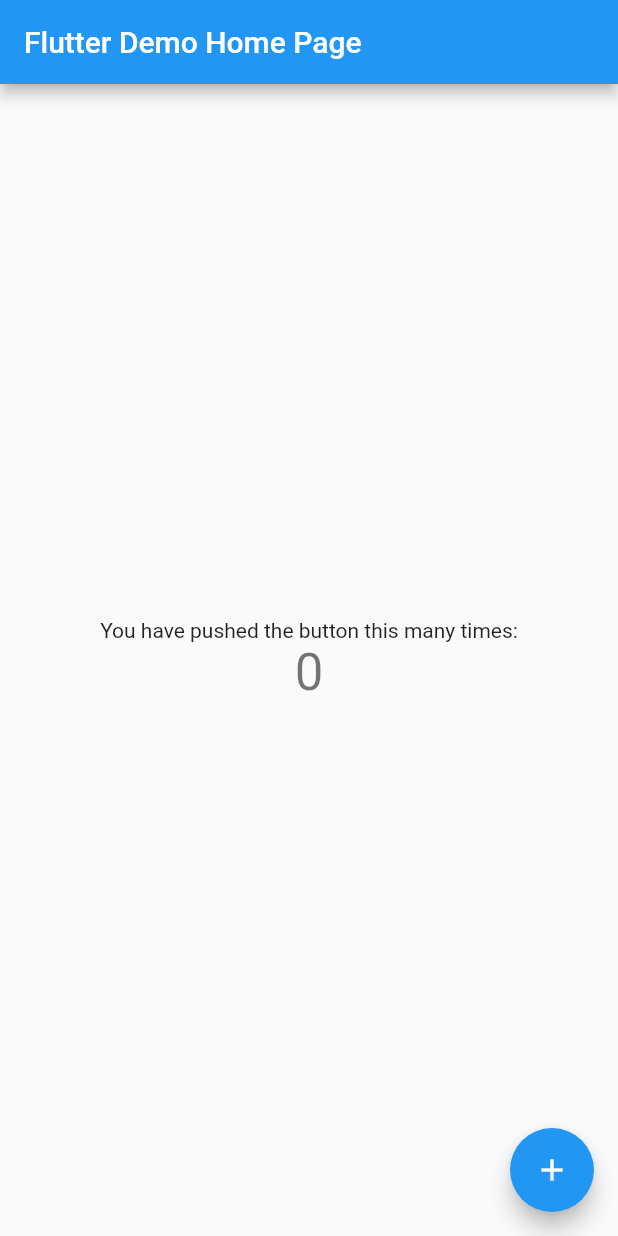
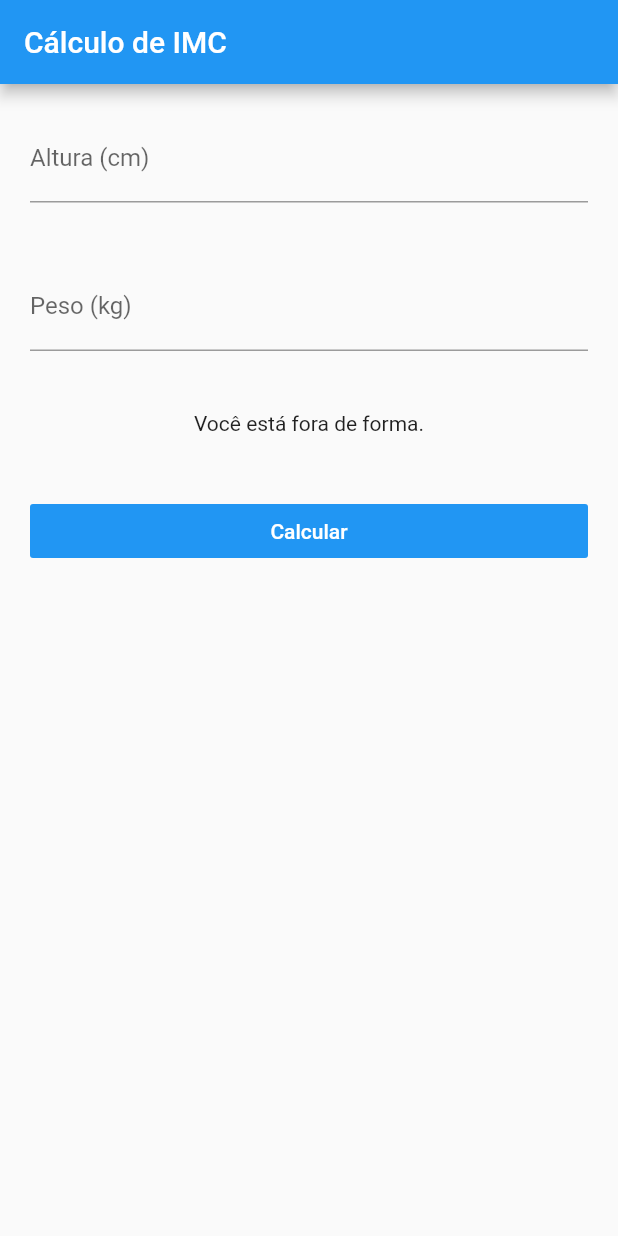
Before and after one commit to dmoitim/imc_flutter, a Flutter app: the screen it shows after launch, on a phone screen of 412 x 824 dp. Run offline on Flutter 3.47's test engine with Material 2 defaults, Android fonts, the phone set to English and light mode, and no system bars.

Commit message:
Criação da Home android do aplicativo

```diff
--- a/lib/main.dart
+++ b/lib/main.dart
@@ -1,111 +1,18 @@
 import 'package:flutter/material.dart';
+import 'package:imc_flutter/ui/android/pages/home.page.dart';
 
-void main() => runApp(MyApp());
+void main() => runApp(App());
 
-class MyApp extends StatelessWidget {
-  // This widget is the root of your application.
+class App extends StatelessWidget {
   @override
   Widget build(BuildContext context) {
     return MaterialApp(
-      title: 'Flutter Demo',
+      debugShowCheckedModeBanner: false,
+      title: 'IMC',
       theme: ThemeData(
-        // This is the theme of your application.
-        //
-        // Try running your application with "flutter run". You'll see the
-        // application has a blue toolbar. Then, without quitting the app, try
-        // changing the primarySwatch below to Colors.green and then invoke
-        // "hot reload" (press "r" in the console where you ran "flutter run",
-        // or simply save your changes to "hot reload" in a Flutter IDE).
-        // Notice that the counter didn't reset back to zero; the application
-        // is not restarted.
         primarySwatch: Colors.blue,
       ),
-      home: MyHomePage(title: 'Flutter Demo Home Page'),
+      home: HomePage(),
     );
   }
 }
-
-class MyHomePage extends StatefulWidget {
-  MyHomePage({Key key, this.title}) : super(key: key);
-
-  // This widget is the home page of your application. It is stateful, meaning
-  // that it has a State object (defined below) that contains fields that affect
-  // how it looks.
-
-  // This class is the configuration for the state. It holds the values (in this
-  // case the title) provided by the parent (in this case the App widget) and
-  // used by the build method of the State. Fields in a Widget subclass are
-  // always marked "final".
-
-  final String title;
-
-  @override
-  _MyHomePageState createState() => _MyHomePageState();
-}
-
-class _MyHomePageState extends State<MyHomePage> {
-  int _counter = 0;
-
-  void _incrementCounter() {
-    setState(() {
-      // This call to setState tells the Flutter framework that something has
-      // changed in this State, which causes it to rerun the build method below
-      // so that the display can reflect the updated values. If we changed
-      // _counter without calling setState(), then the build method would not be
-      // called again, and so nothing would appear to happen.
-      _counter++;
-    });
-  }
-
-  @override
-  Widget build(BuildContext context) {
-    // This method is rerun every time setState is called, for instance as done
-    // by the _incrementCounter method above.
-    //
-    // The Flutter framework has been optimized to make rerunning build methods
-    // fast, so that you can just rebuild anything that needs updating rather
-    // than having to individually change instances of widgets.
-    return Scaffold(
-      appBar: AppBar(
-        // Here we take the value from the MyHomePage object that was created by
-        // the App.build method, and use it to set our appbar title.
-        title: Text(widget.title),
-      ),
-      body: Center(
-        // Center is a layout widget. It takes a single child and positions it
-        // in the middle of the parent.
-        child: Column(
-          // Column is also a layout widget. It takes a list of children and
-          // arranges them vertically. By default, it sizes itself to fit its
-          // children horizontally, and tries to be as tall as its parent.
-          //
-          // Invoke "debug painting" (press "p" in the console, choose the
-          // "Toggle Debug Paint" action from the Flutter Inspector in Android
-          // Studio, or the "Toggle Debug Paint" command in Visual Studio Code)
-          // to see the wireframe for each widget.
-          //
-          // Column has various properties to control how it sizes itself and
-          // how it positions its children. Here we use mainAxisAlignment to
-          // center the children vertically; the main axis here is the vertical
-          // axis because Columns are vertical (the cross axis would be
-          // horizontal).
-          mainAxisAlignment: MainAxisAlignment.center,
-          children: <Widget>[
-            Text(
-              'You have pushed the button this many times:',
-            ),
-            Text(
-              '$_counter',
-              style: Theme.of(context).textTheme.display1,
-            ),
-          ],
-        ),
-      ),
-      floatingActionButton: FloatingActionButton(
-        onPressed: _incrementCounter,
-        tooltip: 'Increment',
-        child: Icon(Icons.add),
-      ), // This trailing comma makes auto-formatting nicer for build methods.
-    );
-  }
-}
--- /dev/null
+++ b/lib/ui/android/pages/home.page.dart
@@ -0,0 +1,59 @@
+import 'package:flutter/material.dart';
+
+class HomePage extends StatefulWidget {
+  @override
+  _HomePageState createState() => _HomePageState();
+}
+
+class _HomePageState extends State<HomePage> {
+  @override
+  Widget build(BuildContext context) {
+    return Scaffold(
+      appBar: AppBar(
+        title: Text('Cálculo de IMC'),
+      ),
+      body: ListView(
+        children: <Widget>[
+          Padding(
+            padding: EdgeInsets.all(20),
+            child: TextFormField(
+              decoration: InputDecoration(
+                labelText: 'Altura (cm)',
+              ),
+              keyboardType: TextInputType.number,
+            ),
+          ),
+          Padding(
+            padding: EdgeInsets.all(20),
+            child: TextFormField(
+              decoration: InputDecoration(
+                labelText: 'Peso (kg)',
+              ),
+              keyboardType: TextInputType.number,
+            ),
+          ),
+          Padding(
+            padding: EdgeInsets.all(20),
+            child: Text(
+              'Você está fora de forma.',
+              textAlign: TextAlign.center,
+            ),
+          ),
+          Padding(
+            padding: EdgeInsets.all(20),
+            child: FlatButton(
+              color: Theme.of(context).primaryColor,
+              child: Text(
+                'Calcular',
+                style: TextStyle(
+                  color: Colors.white,
+                ),
+              ),
+              onPressed: () {},
+            ),
+          ),
+        ],
+      ),
+    );
+  }
+}
--- a/pubspec.yaml
+++ b/pubspec.yaml
@@ -23,6 +23,7 @@ dependencies:
   # The following adds the Cupertino Icons font to your application.
   # Use with the CupertinoIcons class for iOS style icons.
   cupertino_icons: ^0.1.2
+  flutter_masked_text: ^0.8.0
 
 dev_dependencies:
   flutter_test:
```
Also changed, not shown: pubspec.lock.
